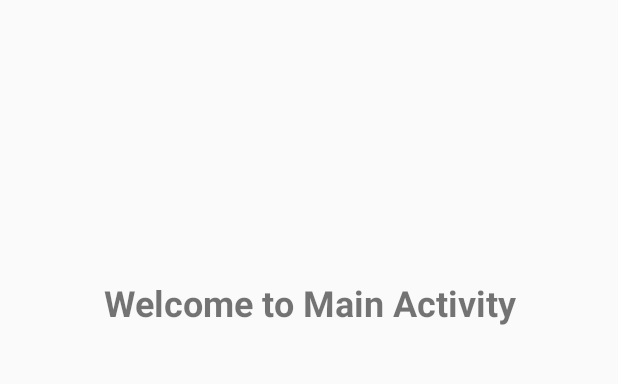
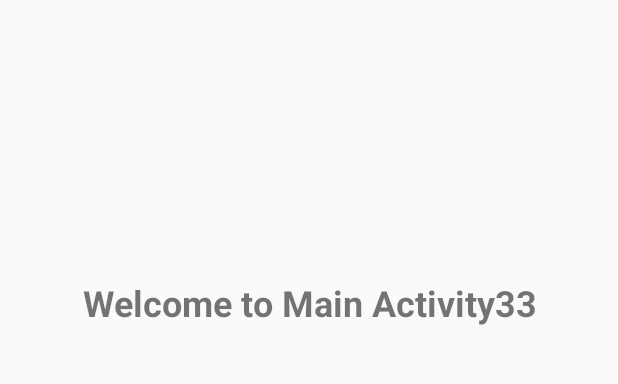
Before and after one commit to asalrostami/MorseChatProject, an Android app: the MainActivity screen opened directly, with no data from a screen before it, on a phone screen of 412 x 824 dp, the part 84-468 px from its top. Run offline under Robolectric (Android 15) with nearby library versions, the phone set to English and light mode, and no system bars; our stand-ins replace Firebase (no records; nobody signed in at launch, a user with empty details on screens opened directly).

Commit message:
changed name for test

```diff
--- a/app/src/main/res/layout/activity_main.xml
+++ b/app/src/main/res/layout/activity_main.xml
@@ -21,7 +21,7 @@
         android:layout_alignParentTop="true"
         android:layout_centerHorizontal="true"
         android:layout_marginTop="241dp"
-        android:text="Welcome to Main Activity"
+        android:text="Welcome to Main Activity33"
         android:textAlignment="center"
         android:textSize="24sp"
         android:textStyle="bold"/>
```
